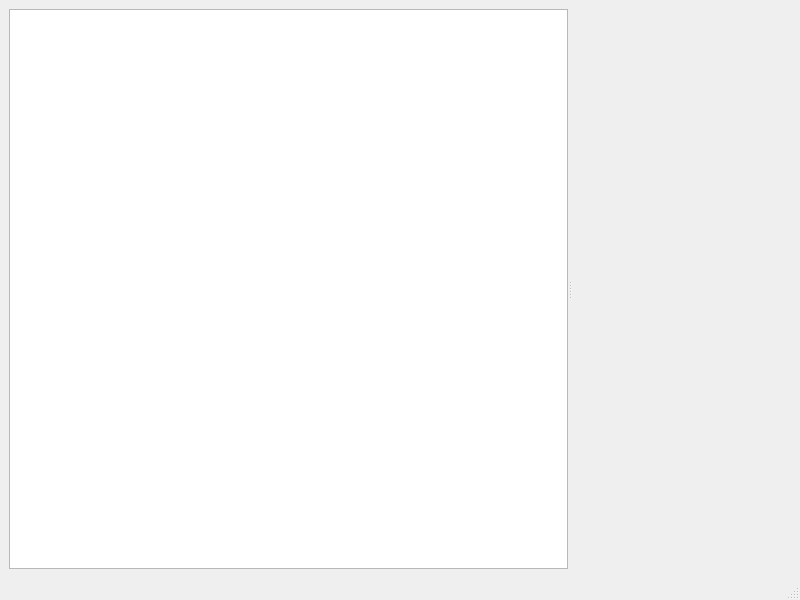
Before: the Qt Designer form tools/DFSViewer/mainwindow.ui in bigianb/engine-51, drawn with Qt 5.
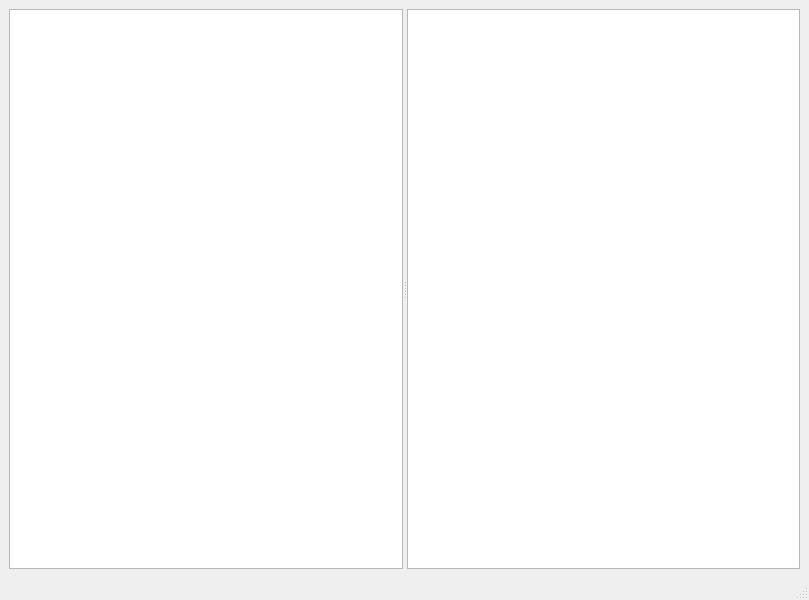
After: the same form once the commit is applied.

Patch:
```diff
--- a/tools/DFSViewer/mainwindow.ui
+++ b/tools/DFSViewer/mainwindow.ui
@@ -6,7 +6,7 @@
    <rect>
     <x>0</x>
     <y>0</y>
-    <width>800</width>
+    <width>809</width>
     <height>600</height>
    </rect>
   </property>
@@ -27,7 +27,31 @@
        <enum>Qt::Orientation::Horizontal</enum>
       </property>
       <widget class="QTreeView" name="treeView"/>
-      <widget class="QWidget" name="widget" native="true"/>
+      <widget class="QStackedWidget" name="contentStackedWidget">
+       <widget class="QWidget" name="contentPage1" native="true">
+        <layout class="QVBoxLayout" name="verticalLayout_2">
+         <property name="leftMargin">
+          <number>0</number>
+         </property>
+         <property name="topMargin">
+          <number>0</number>
+         </property>
+         <property name="rightMargin">
+          <number>0</number>
+         </property>
+         <property name="bottomMargin">
+          <number>0</number>
+         </property>
+         <item>
+          <widget class="QPlainTextEdit" name="plainTextEdit">
+           <property name="readOnly">
+            <bool>true</bool>
+           </property>
+          </widget>
+         </item>
+        </layout>
+       </widget>
+      </widget>
      </widget>
     </item>
    </layout>
```
Left out of the diff: 4 changed lines with no effect on the pictures.
